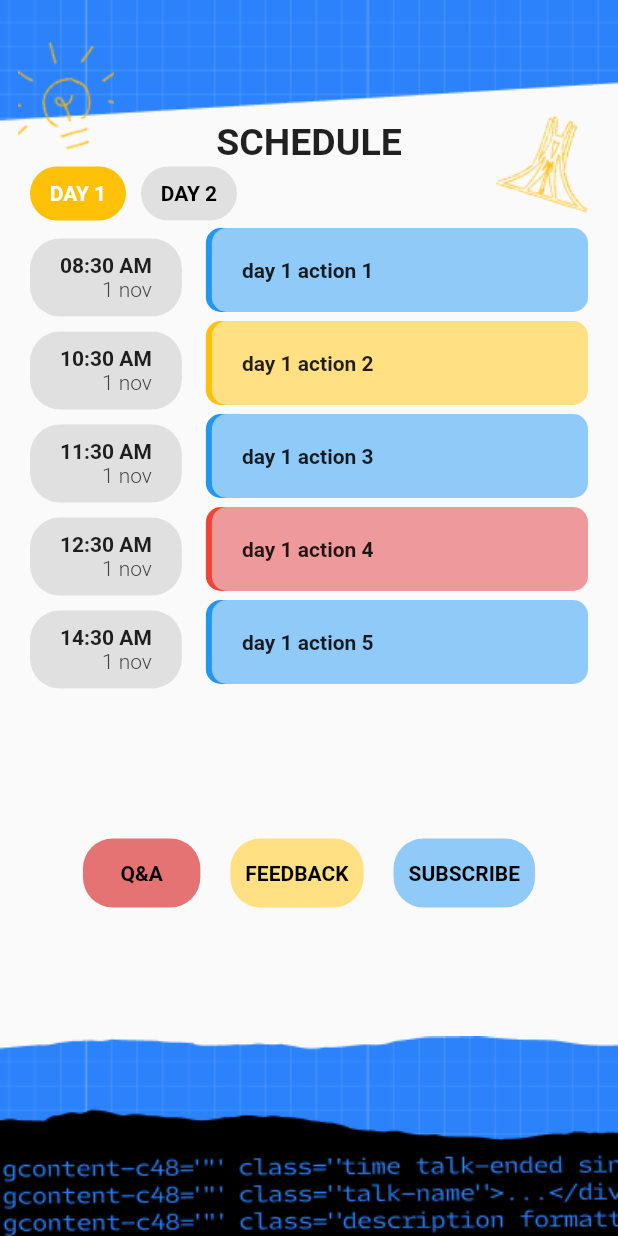
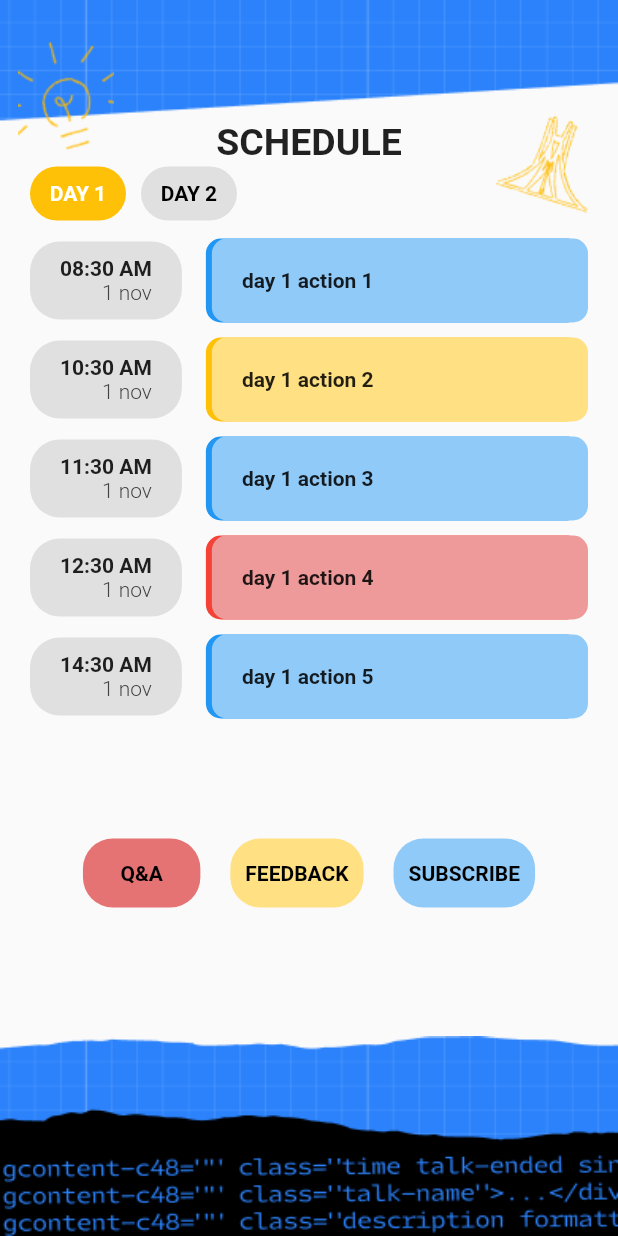
Before and after one commit to chechna9/Devfest22_MobileTrack_UiScreen, a Flutter app: the screen it shows after launch, on a phone screen of 412 x 824 dp. Run offline on Flutter 3.47's test engine with Material 2 defaults, Android fonts, the phone set to English and light mode, and no system bars.

Commit message:
update actions with days

```diff
--- a/lib/components/action_card.dart
+++ b/lib/components/action_card.dart
@@ -11,12 +11,14 @@ class ActionCard extends StatelessWidget {
 
   @override
   Widget build(BuildContext context) {
-    return Row(
+    return Container(
+      margin: const EdgeInsets.only(top: 10),
+      child: Row(
+        crossAxisAlignment: CrossAxisAlignment.center,
         children: [
           // time and date
           Container(
             padding: const EdgeInsets.symmetric(horizontal: 20, vertical: 10),
-          margin: const EdgeInsets.only(top: 10),
             decoration: BoxDecoration(
               color: Colors.grey[300],
               borderRadius: BorderRadius.circular(20),
@@ -65,6 +67,7 @@ class ActionCard extends StatelessWidget {
             ),
           )
         ],
+      ),
     );
   }
 }
--- a/lib/pages/agenda_page.dart
+++ b/lib/pages/agenda_page.dart
@@ -185,7 +185,7 @@ class _AgendaPageState extends State<AgendaPage> {
               Flexible(
                 flex: 3,
                 child: ListView(
-                  children: agenda.days.first.actions
+                  children: agenda.days[currentDay - 1].actions
                       .map(
                         (e) => ActionCard(action: e),
                       )
```
Lines whose indentation alone changed are shown as unchanged.
